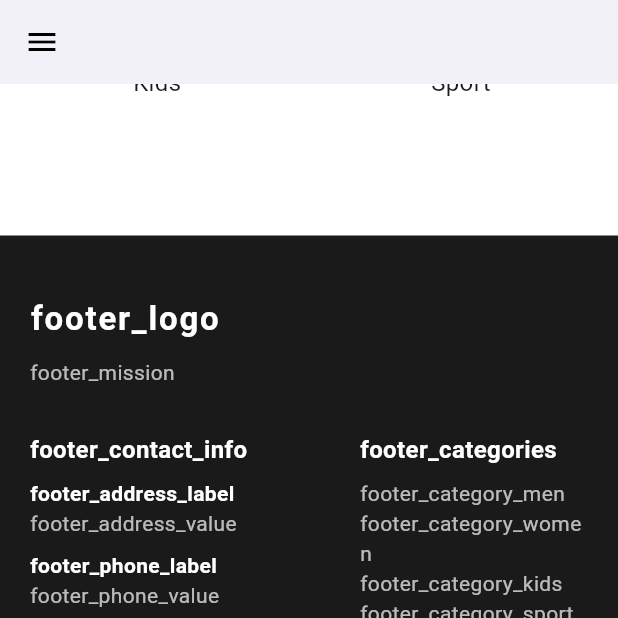
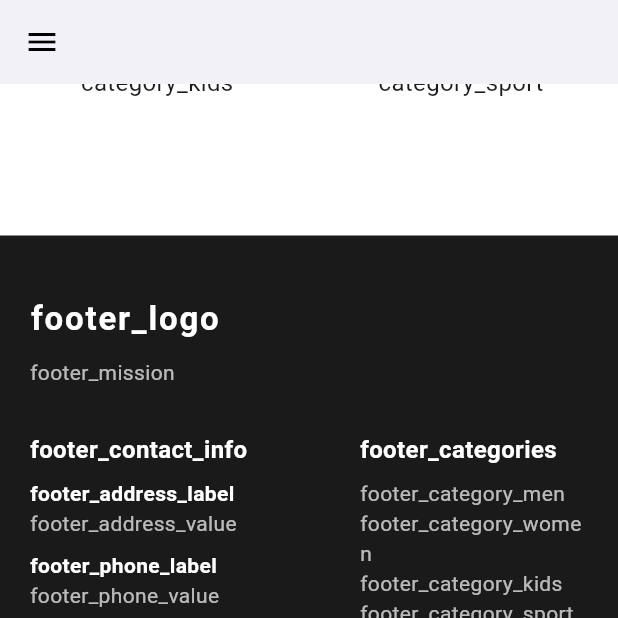
Before and after one commit to yousraamr/CartVerse, a Flutter app: the CategoriesPage screen opened directly, scrolled down 415 dp, on a phone screen of 412 x 824 dp, the top half of it. Run offline on Flutter 3.47's test engine with Material 3 defaults, Android fonts, the phone set to English and light mode, and no system bars; our stand-ins replace easy_localization, flutter_bloc, google_maps_flutter, permission_handler, shared_preferences; accounts and stored records are empty; network calls fail.

Commit message:
Localize Categories Page

```diff
--- a/lib/view/categories_page.dart
+++ b/lib/view/categories_page.dart
@@ -1,25 +1,27 @@
 import 'package:flutter/material.dart';
+import 'package:flutter_localizations/flutter_localizations.dart';
+import 'package:easy_localization/easy_localization.dart';
 import 'drawer_widget.dart';
 import 'footer.dart';
 
 class CategoriesPage extends StatelessWidget {
-  const CategoriesPage({Key? key}) : super(key: key);
+   CategoriesPage({Key? key}) : super(key: key);
 
-  final List<Map<String, String>> categories = const [
+  final List<Map<String, String>> categories = [
     {
-      'title': 'Men',
+      'title': 'category_men'.tr(),
       'image': 'https://res.cloudinary.com/dnka30e3s/image/upload/v1737885895/Cartverse/srsrzcnhyektvc0l5jfr.jpg',
     },
     {
-      'title': 'Women',
+      'title': 'category_women'.tr(),
       'image': 'https://res.cloudinary.com/dnka30e3s/image/upload/v1737885895/Cartverse/tsfuikevxfjqmvqk3qsf.jpg',
     },
     {
-      'title': 'Kids',
+      'title': 'category_kids'.tr(),
       'image': 'https://cdn-eu.dynamicyield.com/api/9876644/images/37d243d334c63__hp-w12-22032022-h_m-kids1.jpg',
     },
     {
-      'title': 'Sport',
+      'title': 'category_sport'.tr(),
       'image': 'https://cdn-eu.dynamicyield.com/api/9876644/images/1dda9ae79a671__h_m-w40-06102022-7416b-1x1.jpg',
     },
   ];
@@ -37,8 +39,8 @@ class CategoriesPage extends StatelessWidget {
               child: Column(
                 crossAxisAlignment: CrossAxisAlignment.start,
                 children: [
-                  const Text(
-                    'Categories',
+                   Text(
+                    'categories_title'.tr(),
                     style: TextStyle(fontSize: 24, fontWeight: FontWeight.bold),
                   ),
                   const SizedBox(height: 20),
```
